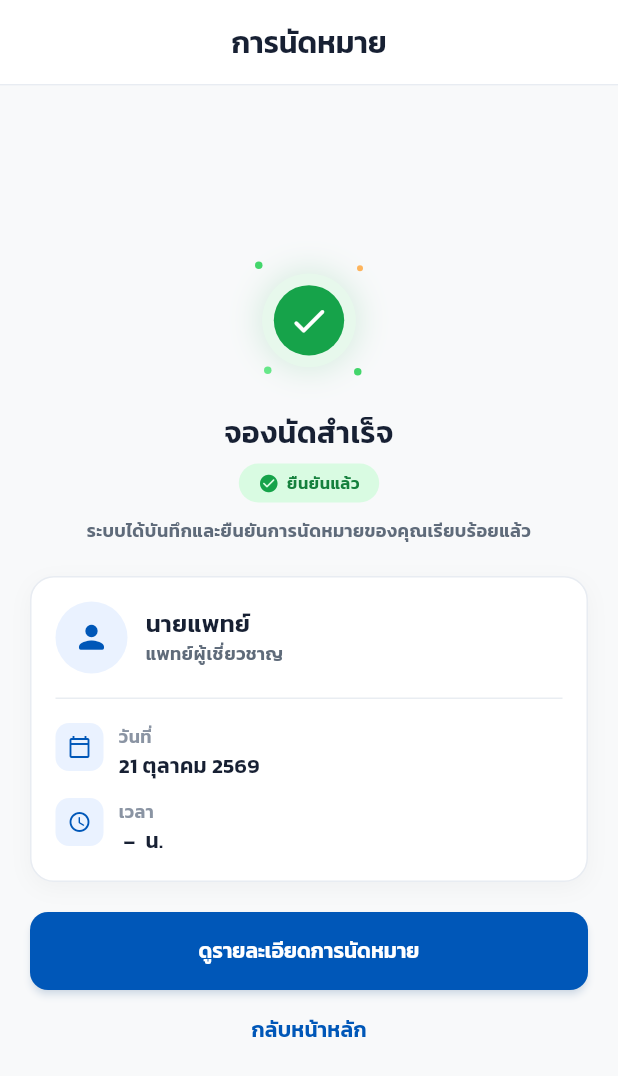
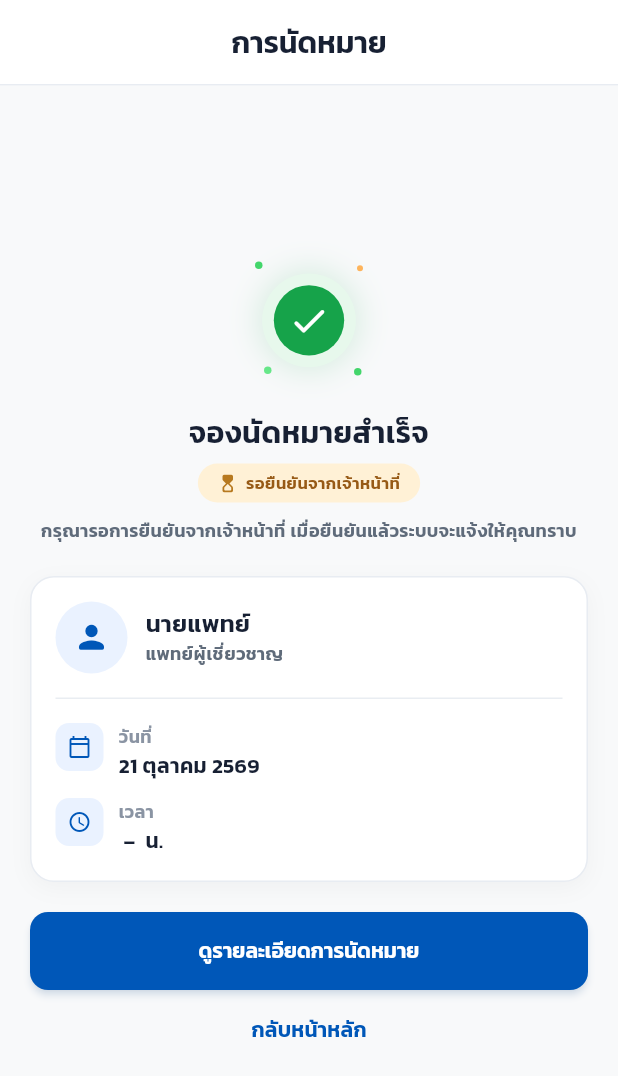
Before and after one commit to tnphsrikhamhaeng/hospital-appointment-system, a Flutter app: the AppointmentBookingSuccessPage screen opened directly with empty values, on a phone screen of 412 x 824 dp. Shown: the top 1076 px of the screen. Run offline on Flutter 3.47's test engine with Material 3 defaults, Android fonts, the phone set to English and light mode, and no system bars; our stand-ins replace dio, flutter_secure_storage, qr_flutter; missing offline and left inert: onesignal_flutter; accounts and stored records are empty.

Commit message:
Require staff confirmation before showing booking as confirmed

```diff
--- a/mobile/lib/features/appointment/presentation/pages/appointment_booking_success_page.dart
+++ b/mobile/lib/features/appointment/presentation/pages/appointment_booking_success_page.dart
@@ -292,7 +292,7 @@ class _AppointmentBookingSuccessPageState
         const SizedBox(height: 14),
         const Center(
           child: Text(
-            'จองนัดสำเร็จ',
+            'จองนัดหมายสำเร็จ',
             textAlign: TextAlign.center,
             style: TextStyle(
               fontFamily: 'Kanit',
@@ -304,11 +304,11 @@ class _AppointmentBookingSuccessPageState
           ),
         ),
         const SizedBox(height: 8),
-        _buildConfirmedBadge(),
+        _buildPendingBadge(),
         const SizedBox(height: 10),
         const Center(
           child: Text(
-            'ระบบได้บันทึกและยืนยันการนัดหมายของคุณเรียบร้อยแล้ว',
+            'กรุณารอการยืนยันจากเจ้าหน้าที่ เมื่อยืนยันแล้วระบบจะแจ้งให้คุณทราบ',
             textAlign: TextAlign.center,
             style: TextStyle(
               fontFamily: 'Kanit',
@@ -331,30 +331,30 @@ class _AppointmentBookingSuccessPageState
     );
   }
 
-  Widget _buildConfirmedBadge() {
+  Widget _buildPendingBadge() {
     return Center(
       child: Container(
         padding: const EdgeInsets.symmetric(horizontal: 13, vertical: 5),
         decoration: BoxDecoration(
-          color: const Color(0xFFD9FBE2),
+          color: const Color(0xFFFFF1D6),
           borderRadius: BorderRadius.circular(20),
         ),
         child: const Row(
           mainAxisSize: MainAxisSize.min,
           children: [
             Icon(
-              Icons.check_circle_rounded,
+              Icons.hourglass_top_rounded,
               size: 14,
-              color: Color(0xFF16A34A),
+              color: Color(0xFFB7791F),
             ),
             SizedBox(width: 5),
             Text(
-              'ยืนยันแล้ว',
+              'รอยืนยันจากเจ้าหน้าที่',
               style: TextStyle(
                 fontFamily: 'Kanit',
                 fontSize: 11,
                 fontWeight: FontWeight.w600,
-                color: Color(0xFF15803D),
+                color: Color(0xFF975A16),
               ),
             ),
           ],
```
